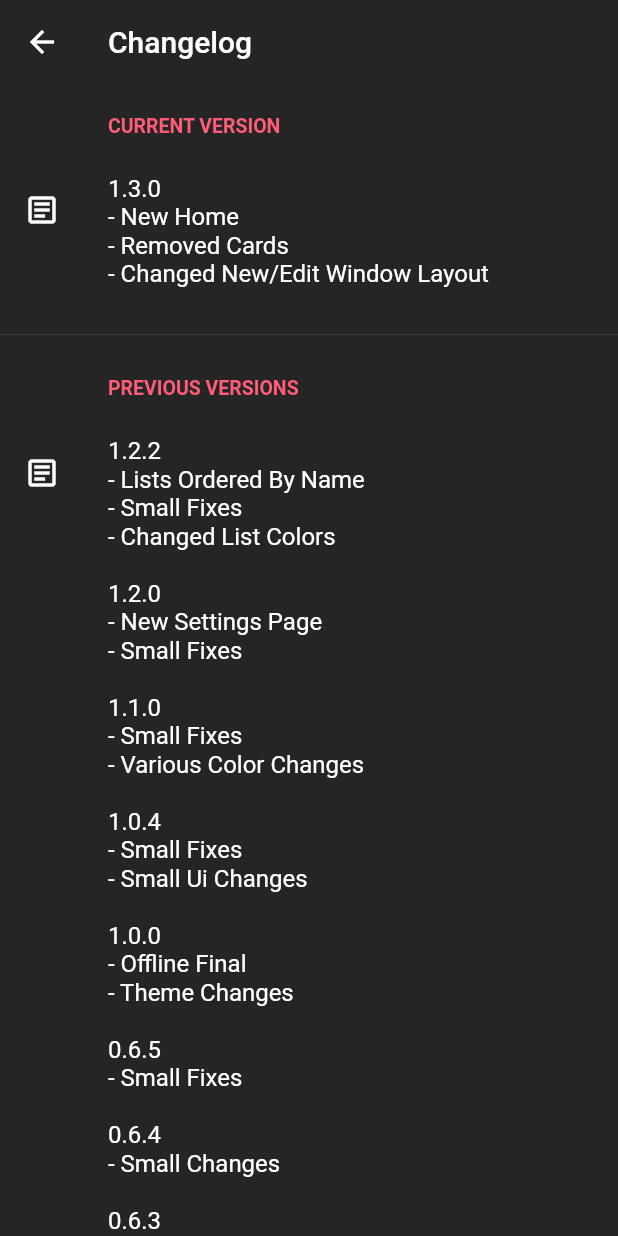
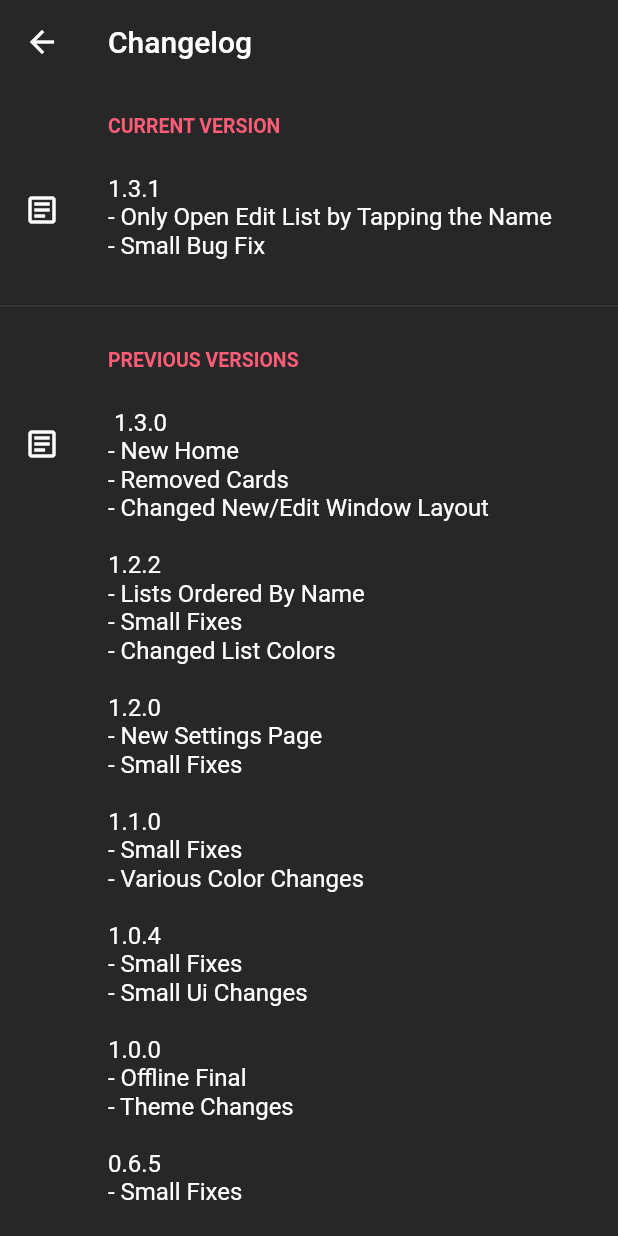
Before and after one commit to Fschmatz/shoppinglistfschmtz, a Flutter app: the ChangelogPage screen opened directly, on a phone screen of 412 x 824 dp. Run offline on Flutter 3.47's test engine with Material 2 defaults, Android fonts, the phone set to English and light mode, and no system bars; our stand-ins replace flutter_colorpicker, shared_preferences, sqflite; accounts and stored records are empty.

Commit message:
Update 1.3.1

```diff
--- a/lib/pages/edit/itemEditShopList.dart
+++ b/lib/pages/edit/itemEditShopList.dart
@@ -41,7 +41,7 @@ class _ItemEditShopListState extends State<ItemEditShopList> {
   @override
   Widget build(BuildContext context) {
     return ListTile(
-      contentPadding: const EdgeInsets.fromLTRB(5, 0, 16, 0),
+      contentPadding: const EdgeInsets.fromLTRB(5, 0, 5, 0),
       leading: IconButton(
           icon: Icon(
             Icons.clear,
--- a/lib/pages/home/itemShopListHome.dart
+++ b/lib/pages/home/itemShopListHome.dart
@@ -29,6 +29,7 @@ class _ItemShopListHomeState extends State<ItemShopListHome> {
   @override
   Widget build(BuildContext context) {
     return ListTile(
+      contentPadding: const EdgeInsets.fromLTRB(16, 0, 5, 0),
       leading: Padding(
         padding: const EdgeInsets.fromLTRB(7, 7, 0, 0),
         child: Icon(Icons.circle,color: widget.shopListColor,size: 10,),
@@ -39,7 +40,6 @@ class _ItemShopListHomeState extends State<ItemShopListHome> {
       ),
       trailing: Checkbox(
         splashRadius: 30,
-        activeColor: Theme.of(context).accentColor,
         value: widget.item.estado == 1 ? true : false,
         onChanged: (bool v) {
           setState(() {
--- a/lib/pages/new/itemNewShopList.dart
+++ b/lib/pages/new/itemNewShopList.dart
@@ -25,7 +25,7 @@ class _ItemNewShopListState extends State<ItemNewShopList> {
   @override
   Widget build(BuildContext context) {
     return ListTile(
-        contentPadding: const EdgeInsets.fromLTRB(5, 0, 16, 0),
+        contentPadding: const EdgeInsets.fromLTRB(5, 0, 5, 0),
       leading: IconButton(
           icon: Icon(
             Icons.clear,
--- a/lib/pages/new/newShopList.dart
+++ b/lib/pages/new/newShopList.dart
@@ -136,7 +136,9 @@ class _NewShopListState extends State<NewShopList> {
     return Scaffold(
       appBar: AppBar(
         actions: [
-          IconButton(
+          Padding(
+            padding: const EdgeInsets.fromLTRB(0, 0, 16, 0),
+            child: IconButton(
               icon: Icon(
                 Icons.save_outlined,
               ),
@@ -146,6 +148,7 @@ class _NewShopListState extends State<NewShopList> {
                 await widget.refreshShopLists();
                 Navigator.of(context).pop();
               },
+            ),
           )
         ],
         elevation: 0,
@@ -156,6 +159,7 @@ class _NewShopListState extends State<NewShopList> {
           Column(
             children: [
               ListTile(
+                contentPadding: const EdgeInsets.fromLTRB(16, 0, 5, 0),
                 leading: Icon(
                   Icons.notes_outlined,
                 ),
--- a/lib/util/block_pickerAlt.dart
+++ b/lib/util/block_pickerAlt.dart
@@ -8,7 +8,7 @@ import 'package:flutter_colorpicker/src/utils.dart';
 
 const List<Color> _defaultColors = [
   Color(0xFFFF5252),
-  Color(0xFFEE5C82),
+  Color(0xFFDD5C82),
   Color(0xFF9575CD),
   Color(0xFFFF6E40),
   Color(0xFFFF9907),
--- a/lib/util/changelog.dart
+++ b/lib/util/changelog.dart
@@ -1,15 +1,19 @@
 class Changelog{
 
-  static String appVersion = "1.3.0";
+  static String appVersion = "1.3.1";
   static String appName = "ShopList Fschmtz";
 
   static String changelogCurrent = '''
-1.3.0
+1.3.1
+- Only Open Edit List by Tapping the Name
+- Small Bug Fix
+''';
+  static String changelogsOld = '''
+ 1.3.0
 - New Home
 - Removed Cards
 - Changed New/Edit Window Layout
-''';
-  static String changelogsOld = '''
+
 1.2.2
 - Lists Ordered By Name
 - Small Fixes
--- a/lib/util/theme.dart
+++ b/lib/util/theme.dart
@@ -23,9 +23,9 @@ ThemeData light = ThemeData(
 //ESCURO
 ThemeData dark = ThemeData(
     brightness: Brightness.dark,
-    primaryColor: Color(0xFF252525),
+    primaryColor: Color(0xFF272727),
     accentColor: Color(0xFF6B89BF),
-    scaffoldBackgroundColor: Color(0xFF252525),
+    scaffoldBackgroundColor: Color(0xFF272727),
     inputDecorationTheme: InputDecorationTheme(
       fillColor: Color(0xFF323232), //CARD COLOR
     ),
--- a/pubspec.yaml
+++ b/pubspec.yaml
@@ -15,7 +15,7 @@ publish_to: 'none' # Remove this line if you wish to publish to pub.dev
 # In iOS, build-name is used as CFBundleShortVersionString while build-number used as CFBundleVersion.
 # Read more about iOS versioning at
 # https://developer.apple.com/library/archive/documentation/General/Reference/InfoPlistKeyReference/Articles/CoreFoundationKeys.html
-version: 1.3.0
+version: 1.3.1
 
 environment:
   sdk: ">=2.7.0 <3.0.0"
```
Also changed, not shown: lib/pages/edit/editShopList.dart (+10 -6 lines), lib/pages/home/shopListHome.dart (+15 -16 lines). Lines whose indentation alone changed are shown as unchanged.
